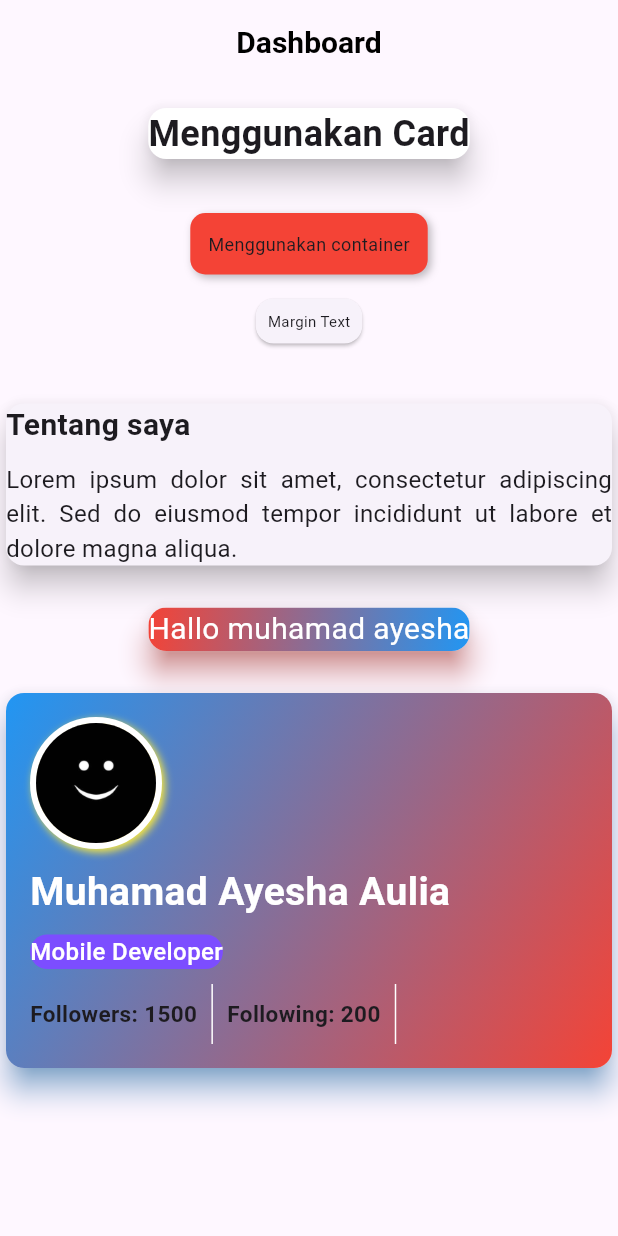
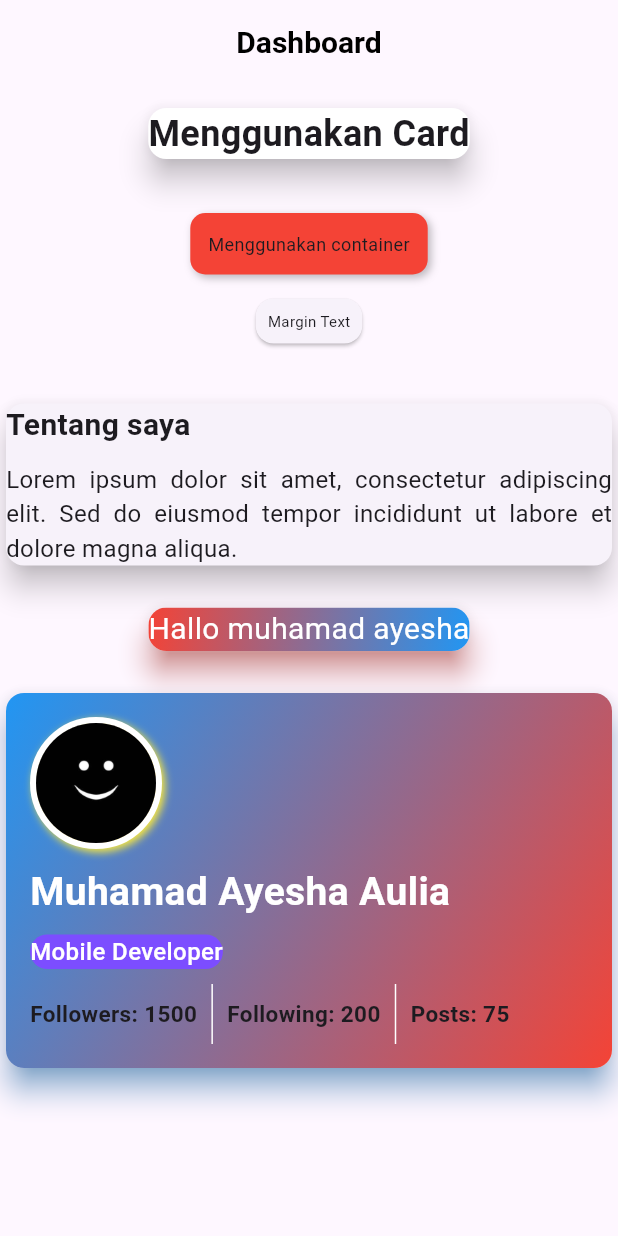
Before and after one commit to muhamadayeshaaulia/week_8_card, a Flutter app: the screen it shows after launch, on a phone screen of 412 x 824 dp. Run offline on Flutter 3.47's test engine with Material 3 defaults, Android fonts, the phone set to English and light mode, and no system bars.

Commit message:
membuat text lainnya di samping following masih di dalam  row yg sama

```diff
--- a/lib/latihan_card.dart
+++ b/lib/latihan_card.dart
@@ -177,6 +177,13 @@ class MycardNight extends StatelessWidget {
                             width: 20,
                           ),
                         ),
+                        Text(
+                          'Posts: 75',
+                          style: TextStyle(
+                            fontSize: 15,
+                            fontWeight: FontWeight.bold,
+                          ),
+                        ),
                       ],
                     )
                   ],
```
